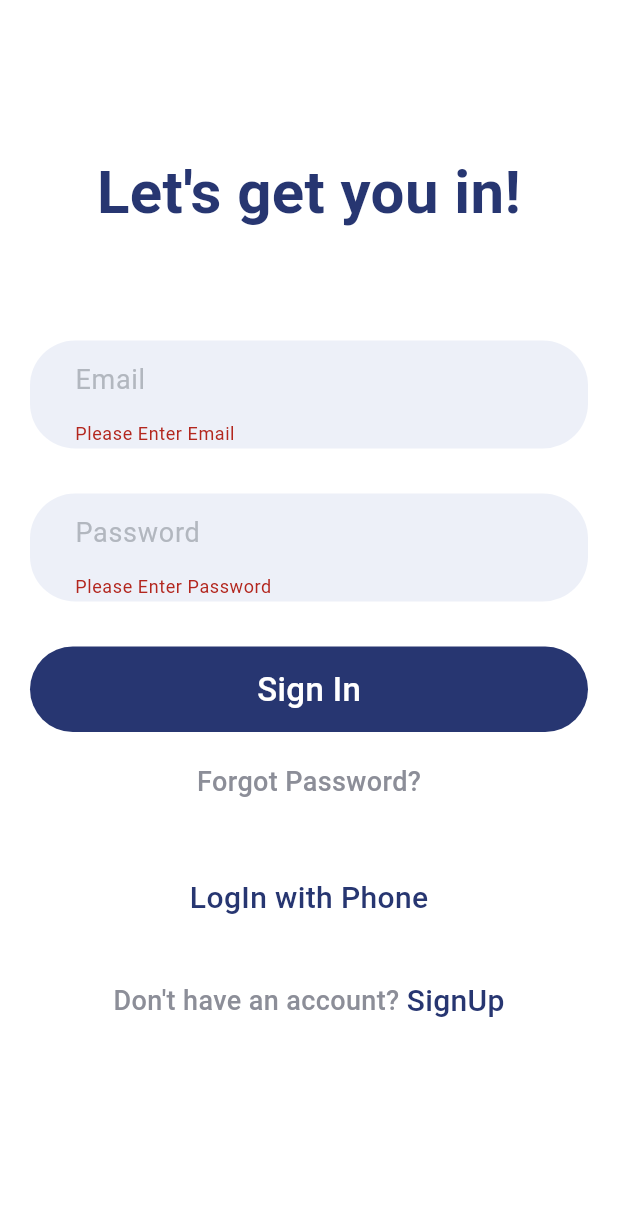
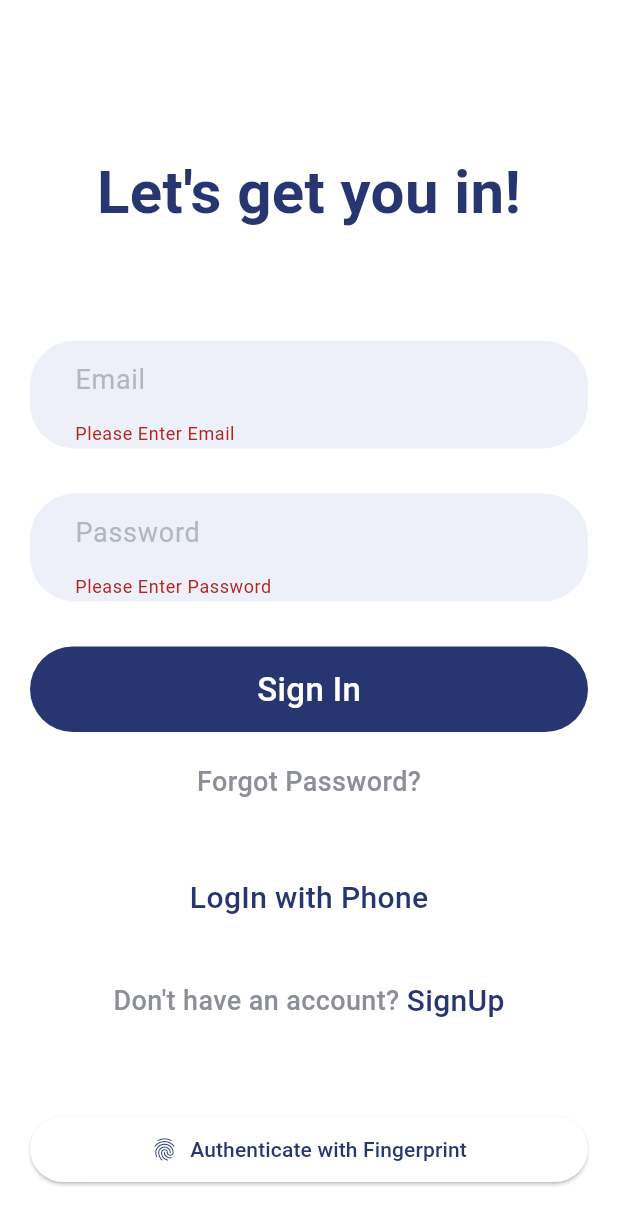
Before and after one commit to Devangana-Ghosh/flutter_base_web, a Flutter app: the screen it shows after launch, after a tap on "Sign In", on a phone screen of 412 x 824 dp. Shown: the top 1225 px of the screen. Run offline on Flutter 3.47's test engine with Material 3 defaults, Android fonts, the phone set to English and light mode, and no system bars; our stand-ins replace cloud_firestore, firebase_auth, firebase_core, flutter_dotenv, local_auth; accounts and stored records are empty.

Commit message:
feat:add biometric authentication

```diff
--- a/lib/main.dart
+++ b/lib/main.dart
@@ -7,14 +7,14 @@ import 'pages/login.dart';
 import 'package:flutter_dotenv/flutter_dotenv.dart';
 
 Future<void> main() async {
-  //await dotenv.load(fileName: ".env");
-  //String apiKey = dotenv.env['API_KEY']!;
+  await dotenv.load(fileName: ".env");
+  String apiKey = dotenv.env['API_KEY']!;
   WidgetsFlutterBinding.ensureInitialized();
 
 
   await Firebase.initializeApp(
     options: FirebaseOptions(
-      API_KEY,
+      apiKey: apiKey,
       appId: Constants.appId,
       messagingSenderId:  Constants.messagingSenderId,
       projectId: Constants.projectId,
--- a/lib/pages/login.dart
+++ b/lib/pages/login.dart
@@ -1,11 +1,12 @@
 import 'package:flutter/material.dart';
-import 'package:firebase_auth/firebase_auth.dart';
-import '../auth/firebase_auth/auth_manager.dart';
-import '../components/textfield.dart';
-import 'forgot_password.dart';
-import 'home.dart';
-import 'login_phn.dart';
-import 'signup.dart';
+import 'package:firebase_auth/firebase_auth.dart'; // Ensure this import is still needed in your project
+import 'package:local_auth/local_auth.dart'; // Import for biometric authentication
+import '../auth/firebase_auth/auth_manager.dart'; // Adjust paths as per your project structure
+import '../components/textfield.dart'; // Adjust paths as per your project structure
+import 'forgot_password.dart'; // Adjust paths as per your project structure
+import 'home.dart'; // Adjust paths as per your project structure
+import 'login_phn.dart'; // Adjust paths as per your project structure
+import 'signup.dart'; // Adjust paths as per your project structure
 
 class LogIn extends StatefulWidget {
   const LogIn({Key? key}) : super(key: key);
@@ -18,16 +19,21 @@ class _LogInState extends State<LogIn> {
   final TextEditingController mailController = TextEditingController();
   final TextEditingController passwordController = TextEditingController();
   final GlobalKey<FormState> _formKey = GlobalKey<FormState>();
+  final AuthManager _authManager = AuthManager();
+  final LocalAuthentication _localAuthentication = LocalAuthentication(); // Initialize local authentication
 
-  final AuthManager _authManager = AuthManager();
-
+  // Method to handle user login with email and password
   void userLogin() async {
     if (_formKey.currentState!.validate()) {
       try {
         await _authManager.signInWithEmailAndPassword(
-            mailController.text, passwordController.text);
+          mailController.text,
+          passwordController.text,
+        );
         Navigator.pushReplacement(
-            context, MaterialPageRoute(builder: (context) => Home()));
+          context,
+          MaterialPageRoute(builder: (context) => Home()),
+        );
       } on FirebaseAuthException catch (e) {
         String message;
         if (e.code == 'user-not-found') {
@@ -45,6 +51,29 @@ class _LogInState extends State<LogIn> {
     }
   }
 
+  // Method to handle biometric authentication
+  Future<void> authenticate() async {
+    bool isAuthenticated = false;
+
+    try {
+      isAuthenticated = await _localAuthentication.authenticate(
+        localizedReason: 'Authenticate to access the app', // Reason shown to the user for authentication
+        // Set other parameters here as needed (e.g., biometricOnly, useErrorDialogs, stickyAuth)
+      );
+    } catch (e) {
+      print('Error during biometric authentication: $e');
+    }
+
+    if (isAuthenticated) {
+      Navigator.push(
+        context,
+        MaterialPageRoute(builder: (context) => Home()),
+      );
+    } else {
+      print('Biometric authentication failed');
+    }
+  }
+
   @override
   Widget build(BuildContext context) {
     return Scaffold(
@@ -57,7 +86,11 @@ class _LogInState extends State<LogIn> {
             children: [
               Text(
                 "Let's get you in!",
-                style: TextStyle(color: Color(0xFF273671), fontSize: 40.0, fontWeight: FontWeight.bold),
+                style: TextStyle(
+                  color: Color(0xFF273671),
+                  fontSize: 40.0,
+                  fontWeight: FontWeight.bold,
+                ),
                 textAlign: TextAlign.center,
               ),
               SizedBox(height: 70.0),
@@ -104,7 +137,11 @@ class _LogInState extends State<LogIn> {
                         child: Center(
                           child: Text(
                             "Sign In",
-                            style: TextStyle(color: Colors.white, fontSize: 22.0, fontWeight: FontWeight.w500),
+                            style: TextStyle(
+                              color: Colors.white,
+                              fontSize: 22.0,
+                              fontWeight: FontWeight.w500,
+                            ),
                           ),
                         ),
                       ),
@@ -112,11 +149,18 @@ class _LogInState extends State<LogIn> {
                     SizedBox(height: 20.0),
                     GestureDetector(
                       onTap: () {
-                        Navigator.push(context, MaterialPageRoute(builder: (context) => ForgotPassword()));
+                        Navigator.push(
+                          context,
+                          MaterialPageRoute(builder: (context) => ForgotPassword()),
+                        );
                       },
                       child: Text(
                         "Forgot Password?",
-                        style: TextStyle(color: Color(0xFF8c8e98), fontSize: 18.0, fontWeight: FontWeight.w500),
+                        style: TextStyle(
+                          color: Color(0xFF8c8e98),
+                          fontSize: 18.0,
+                          fontWeight: FontWeight.w500,
+                        ),
                       ),
                     ),
 
@@ -128,11 +172,18 @@ class _LogInState extends State<LogIn> {
                     SizedBox(height: 20.0),
                     GestureDetector(
                       onTap: () {
-                        Navigator.push(context, MaterialPageRoute(builder: (context) => LogInWithPhone()));
+                        Navigator.push(
+                          context,
+                          MaterialPageRoute(builder: (context) => LogInWithPhone()),
+                        );
                       },
                       child: Text(
                         "LogIn with Phone",
-                        style: TextStyle(color: Color(0xFF273671), fontSize: 20.0, fontWeight: FontWeight.w500),
+                        style: TextStyle(
+                          color: Color(0xFF273671),
+                          fontSize: 20.0,
+                          fontWeight: FontWeight.w500,
+                        ),
                       ),
                     ),
                     SizedBox(height: 40.0),
@@ -141,20 +192,47 @@ class _LogInState extends State<LogIn> {
                       children: [
                         Text(
                           "Don't have an account? ",
-                          style: TextStyle(color: Color(0xFF8c8e98), fontSize: 18.0, fontWeight: FontWeight.w500),
+                          style: TextStyle(
+                            color: Color(0xFF8c8e98),
+                            fontSize: 18.0,
+                            fontWeight: FontWeight.w500,
+                          ),
                         ),
                         GestureDetector(
                           onTap: () {
-                            Navigator.push(context, MaterialPageRoute(builder: (context) => SignUp()));
+                            Navigator.push(
+                              context,
+                              MaterialPageRoute(builder: (context) => SignUp()),
+                            );
                           },
                           child: Text(
                             "SignUp",
-                            style: TextStyle(color: Color(0xFF273671), fontSize: 20.0, fontWeight: FontWeight.w500),
+                            style: TextStyle(
+                              color: Color(0xFF273671),
+                              fontSize: 20.0,
+                              fontWeight: FontWeight.w500,
+                            ),
                           ),
                         ),
                       ],
                     ),
+                    SizedBox(height: 20.0),
                   ],
+                ),
+              ),
+              SizedBox(height: 40.0), // Spacing between existing UI and biometric button
+              ElevatedButton.icon(
+                onPressed: () async {
+                  await authenticate(); // Call biometric authentication method
+                },
+                icon: Icon(Icons.fingerprint), // Use fingerprint icon
+                label: Text('Authenticate with Fingerprint'), // Button label
+                style: ElevatedButton.styleFrom(
+                  foregroundColor: Color(0xFF273671), backgroundColor: Colors.white, // Text color
+                  shape: RoundedRectangleBorder(
+                    borderRadius: BorderRadius.circular(30.0),
+                  ),
+                  padding: EdgeInsets.symmetric(horizontal: 16.0, vertical: 12.0),
                 ),
               ),
             ],
```
Also changed, not shown: 2 other files.
